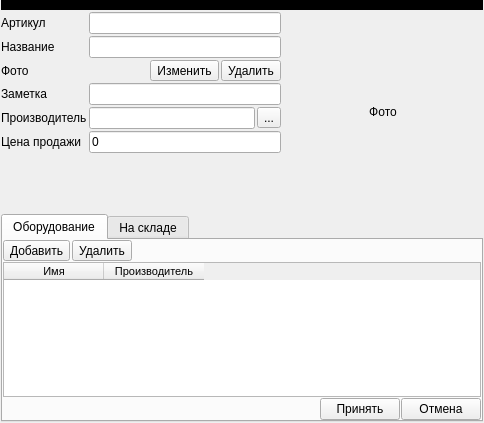
Above: ui/product.ui from Meller008/kara before the change. Below: the same form after it.
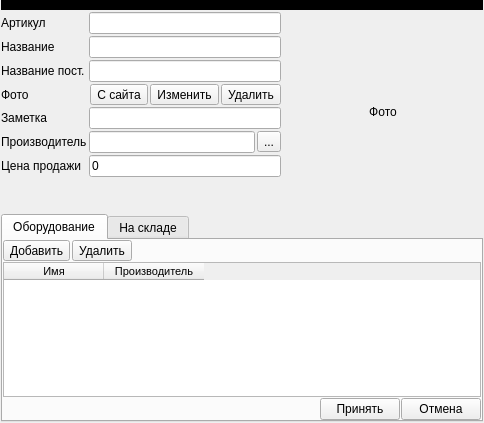
That is the form after the change.

Patch:
```diff
--- a/ui/product.ui
+++ b/ui/product.ui
@@ -221,7 +221,77 @@
       <property name="spacing">
        <number>2</number>
       </property>
-      <item row="2" column="1">
+      <item row="5" column="0">
+       <widget class="QLabel" name="label_5">
+        <property name="text">
+         <string>Производитель</string>
+        </property>
+       </widget>
+      </item>
+      <item row="1" column="1">
+       <widget class="QLineEdit" name="le_name"/>
+      </item>
+      <item row="0" column="0">
+       <widget class="QLabel" name="label">
+        <property name="text">
+         <string>Артикул</string>
+        </property>
+       </widget>
+      </item>
+      <item row="0" column="1">
+       <widget class="QLineEdit" name="le_article">
+        <property name="readOnly">
+         <bool>true</bool>
+        </property>
+       </widget>
+      </item>
+      <item row="6" column="0">
+       <widget class="QLabel" name="label_6">
+        <property name="text">
+         <string>Цена продажи</string>
+        </property>
+       </widget>
+      </item>
+      <item row="6" column="1">
+       <widget class="QLineEdit" name="le_price">
+        <property name="text">
+         <string>0</string>
+        </property>
+       </widget>
+      </item>
+      <item row="5" column="1">
+       <layout class="QHBoxLayout" name="horizontalLayout">
+        <item>
+         <widget class="QLineEdit" name="le_manufacturer">
+          <property name="readOnly">
+           <bool>true</bool>
+          </property>
+         </widget>
+        </item>
+        <item>
+         <widget class="QToolButton" name="toolButton">
+          <property name="text">
+           <string>...</string>
+          </property>
+         </widget>
+        </item>
+       </layout>
+      </item>
+      <item row="3" column="0">
+       <widget class="QLabel" name="label_4">
+        <property name="text">
+         <string>Фото</string>
+        </property>
+       </widget>
+      </item>
+      <item row="1" column="0">
+       <widget class="QLabel" name="label_2">
+        <property name="text">
+         <string>Название</string>
+        </property>
+       </widget>
+      </item>
+      <item row="3" column="1">
        <layout class="QHBoxLayout" name="horizontalLayout_3">
         <property name="spacing">
          <number>2</number>
@@ -239,6 +309,13 @@
           </property>
          </spacer>
         </item>
+        <item>
+         <widget class="QToolButton" name="toolButton_6">
+          <property name="text">
+           <string>С сайта</string>
+          </property>
+         </widget>
+        </item>
         <item>
          <widget class="QToolButton" name="toolButton_5">
           <property name="text">
@@ -256,86 +333,16 @@
        </layout>
       </item>
       <item row="4" column="1">
-       <layout class="QHBoxLayout" name="horizontalLayout">
-        <item>
-         <widget class="QLineEdit" name="le_manufacturer">
-          <property name="readOnly">
-           <bool>true</bool>
-          </property>
-         </widget>
-        </item>
-        <item>
-         <widget class="QToolButton" name="toolButton">
-          <property name="text">
-           <string>...</string>
-          </property>
-         </widget>
-        </item>
-       </layout>
-      </item>
-      <item row="2" column="0">
-       <widget class="QLabel" name="label_4">
-        <property name="text">
-         <string>Фото</string>
-        </property>
-       </widget>
-      </item>
-      <item row="1" column="0">
-       <widget class="QLabel" name="label_2">
-        <property name="text">
-         <string>Название</string>
-        </property>
-       </widget>
-      </item>
-      <item row="3" column="0">
-       <widget class="QLabel" name="label_3">
-        <property name="text">
-         <string>Заметка</string>
-        </property>
-       </widget>
-      </item>
-      <item row="3" column="1">
        <widget class="QLineEdit" name="le_note"/>
       </item>
-      <item row="1" column="1">
-       <widget class="QLineEdit" name="le_name"/>
-      </item>
       <item row="4" column="0">
-       <widget class="QLabel" name="label_5">
+       <widget class="QLabel" name="label_3">
         <property name="text">
-         <string>Производитель</string>
+         <string>Заметка</string>
         </property>
        </widget>
       </item>
-      <item row="0" column="0">
-       <widget class="QLabel" name="label">
-        <property name="text">
-         <string>Артикул</string>
-        </property>
-       </widget>
-      </item>
-      <item row="0" column="1">
-       <widget class="QLineEdit" name="le_article">
-        <property name="readOnly">
-         <bool>true</bool>
-        </property>
-       </widget>
-      </item>
-      <item row="5" column="1">
-       <widget class="QLineEdit" name="le_price">
-        <property name="text">
-         <string>0</string>
-        </property>
-       </widget>
-      </item>
-      <item row="5" column="0">
-       <widget class="QLabel" name="label_6">
-        <property name="text">
-         <string>Цена продажи</string>
-        </property>
-       </widget>
-      </item>
-      <item row="6" column="0">
+      <item row="7" column="0">
        <spacer name="verticalSpacer">
         <property name="orientation">
          <enum>Qt::Vertical</enum>
@@ -348,6 +355,16 @@
         </property>
        </spacer>
       </item>
+      <item row="2" column="1">
+       <widget class="QLineEdit" name="le_vaendor_name"/>
+      </item>
+      <item row="2" column="0">
+       <widget class="QLabel" name="label_7">
+        <property name="text">
+         <string>Название пост.</string>
+        </property>
+       </widget>
+      </item>
      </layout>
     </item>
    </layout>
```
Left out of the diff: 37 changed lines with no effect on the pictures.
